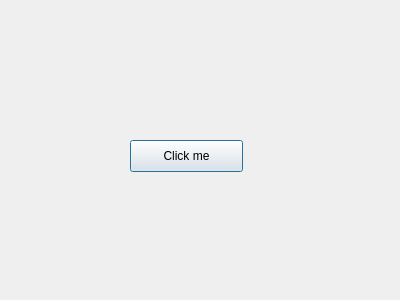
The window that GUI/dialog.ui (sophiacyluo/PIC10C_Assignment2) describes before a commit, drawn with Qt 5.
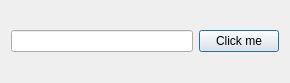
The same window after the commit.

Commit message: Success again! Made a lineEdit with echoMode password. When you type stuff in lineEdit and click PushButton, a MessageBox displays what you typed. I think this might be enough information to help me play around with the actual assignment?

The edit to the form file:
```diff
--- a/GUI/dialog.ui
+++ b/GUI/dialog.ui
@@ -6,26 +6,29 @@
    <rect>
     <x>0</x>
     <y>0</y>
-    <width>400</width>
-    <height>300</height>
+    <width>290</width>
+    <height>83</height>
    </rect>
   </property>
   <property name="windowTitle">
    <string>Dialog</string>
   </property>
+  <layout class="QHBoxLayout" name="horizontalLayout">
+   <item>
+    <widget class="QLineEdit" name="lineEdit">
+     <property name="echoMode">
+      <enum>QLineEdit::Password</enum>
+     </property>
+    </widget>
+   </item>
+   <item>
   <widget class="QPushButton" name="pushButton">
-   <property name="geometry">
-    <rect>
-     <x>130</x>
-     <y>140</y>
-     <width>113</width>
-     <height>32</height>
-    </rect>
-   </property>
    <property name="text">
     <string>Click me</string>
    </property>
   </widget>
+   </item>
+  </layout>
  </widget>
  <layoutdefault spacing="6" margin="11"/>
  <resources/>
```
Lines whose indentation alone changed are shown as unchanged. The commit also changes 4 other files.
